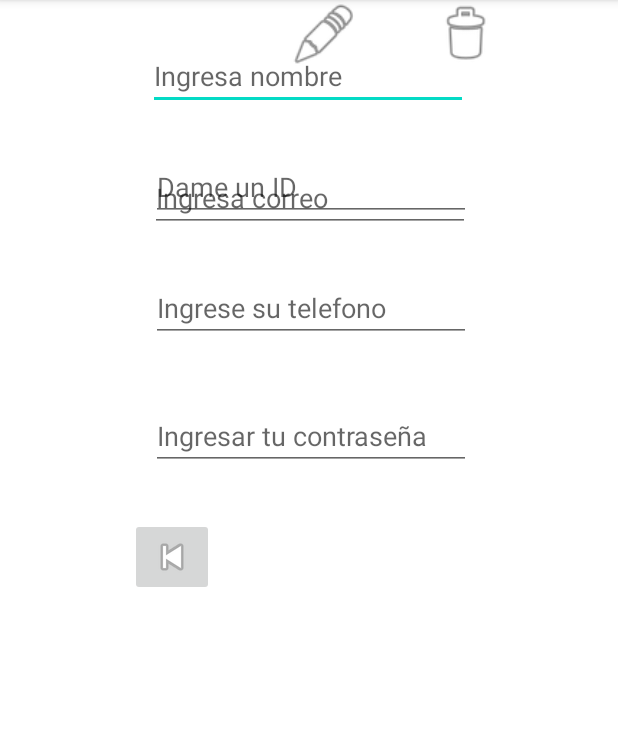
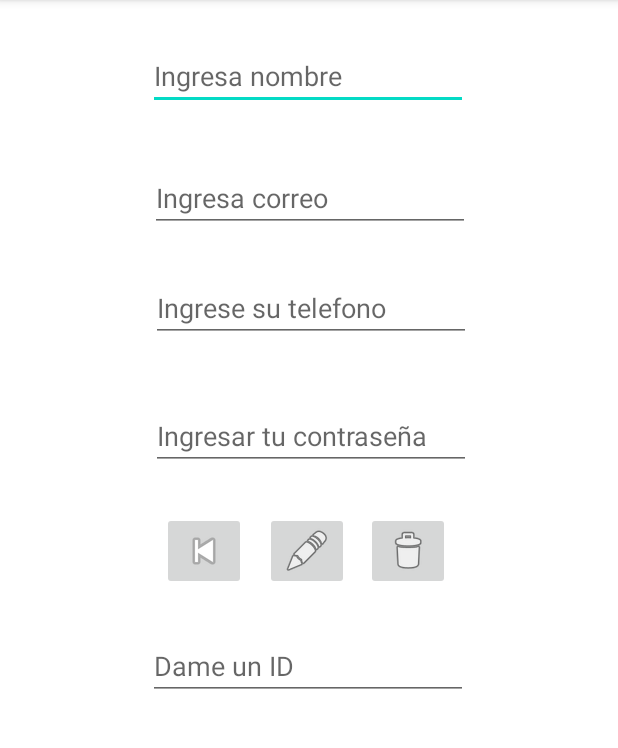
Before and after one commit to Alvaro-12/AndroidMysql, an Android app: the screen it shows after launch (RegistroActivity), after a tap on "ENVIAR ID", on a phone screen of 412 x 824 dp, the part 84-832 px from its top. Run offline under Robolectric (Android 15) with nearby library versions, the phone set to English and light mode, and no system bars; our stand-ins replace Volley; network calls fail.

```diff
--- a/app/src/main/java/com/example/android_mysql1/RegistroActivity.kt
+++ b/app/src/main/java/com/example/android_mysql1/RegistroActivity.kt
@@ -10,6 +10,7 @@ import com.android.volley.Request
 import com.android.volley.RequestQueue
 import com.android.volley.Response
 import com.android.volley.toolbox.JsonObjectRequest
+import com.android.volley.toolbox.StringRequest
 import com.android.volley.toolbox.Volley
 
 class RegistroActivity : AppCompatActivity() {
@@ -17,8 +18,11 @@ class RegistroActivity : AppCompatActivity() {
     private lateinit var etEmail:EditText
     private lateinit var etTelefono:EditText
     private lateinit var etPass:EditText
-    private lateinit var editID: EditText
-    private lateinit var id: EditText
+    private lateinit var etId:EditText
+
+    private lateinit var id:String
+
+    private lateinit var procesoEnCola:RequestQueue
 
     override fun onCreate(savedInstanceState: Bundle?) {
         super.onCreate(savedInstanceState)
@@ -28,30 +32,88 @@ class RegistroActivity : AppCompatActivity() {
         etEmail = findViewById(R.id.et_REmail)
         etTelefono = findViewById(R.id.et_Rtelefono)
         etPass = findViewById(R.id.et_RPass)
-        editID = findViewById(R.id.edit_id)
+        etId = findViewById(R.id.et_Id)
+        id = intent.getStringExtra("id").toString()
+        etId.setText(id)
 
+        cargarDatos()
+    }
+    fun cargarDatos(){
+        //llenarCampos()
 
-        val id:String? = intent.getStringExtra("id").toString()
-
-        val procesoEnCola: RequestQueue = Volley.newRequestQueue(this)
-        val url = "http://192.168.1.242/android_mysql1/registro.php?id=$id"
+        procesoEnCola= Volley.newRequestQueue(this)
+        val url = "http://192.168.1.242/android_mysql1/consulta.php?id=$id"
         val consulta = JsonObjectRequest(Request.Method.GET,url,null,
             Response.Listener { Respuesta->
+
                 etNombre.setText(Respuesta.getString("nombre"))
                 etEmail.setText(Respuesta.getString("email"))
                 etTelefono.setText(Respuesta.getString("telefono"))
                 etPass.setText(Respuesta.getString("pass"))
                 Toast.makeText(this,"Datos obtenidos",Toast.LENGTH_LONG).show()
             }, Response.ErrorListener { error->
-                Toast.makeText(this,"Datos obtenidos",Toast.LENGTH_LONG).show()
-            }
+                Toast.makeText(this,"Datos error de conexion: $error",Toast.LENGTH_LONG).show()
+            })
+        procesoEnCola.add(consulta)
+      }
+//
+    fun limpiarCampos(){
+        etNombre.setText("")
+        etEmail.setText("")
+        etTelefono.setText("")
+        etPass.setText("")
+        etId.setText("")
+    }
 
-            )
-        procesoEnCola.add(consulta)
-    }
 
     fun regresar(Vista: View){
         var ventana: Intent = Intent(this,MainActivity::class.java)
         startActivity(ventana)
     }
+
+
+//ELIMINA USUARIOS
+    fun eliminar(Vista: View){
+        val url = "http://192.168.1.242/android_mysql1/borrar.php"
+        procesoEnCola= Volley.newRequestQueue(this)
+        var resultadoPost = object :StringRequest(Request.Method.POST,url,
+            Response.Listener { Respuesta->
+                limpiarCampos()
+                Toast.makeText(this,"El usuario a sido eliminado",Toast.LENGTH_LONG).show()
+            }, Response.ErrorListener {
+                Toast.makeText(this,"Error al eliminar usuario",Toast.LENGTH_LONG).show()
+            }){
+            override fun getParams(): MutableMap<String, String>? {
+                val parametros = HashMap<String,String>()
+                parametros.put("id",etId.text.toString())
+                return parametros
+            }
+        }
+        procesoEnCola.add(resultadoPost)
+    }
+
+
+    //update usuarios
+    fun editar(Vista: View){
+        val url = "http://192.168.1.242/android_mysql1/editar.php"
+        procesoEnCola = Volley.newRequestQueue(this)
+        val resultadoPost = object : StringRequest(Request.Method.POST,url,
+            Response.Listener { respuesta->
+                Toast.makeText(this,"El usuario fue actualizado",Toast.LENGTH_LONG).show()
+            },Response.ErrorListener { error->
+                Toast.makeText(this,"Error al actualizar usuario",Toast.LENGTH_LONG).show()
+            }){
+            override fun getParams(): MutableMap<String, String>? {
+                val parametros = HashMap<String,String>()
+                parametros.put("id",etId.text.toString())
+                parametros.put("nombre",etNombre.text.toString())
+                parametros.put("email",etEmail.text.toString())
+                parametros.put("telefono",etTelefono.text.toString())
+                parametros.put("pass",etPass.text.toString())
+                return parametros
+
+            }
+        }
+        procesoEnCola.add(resultadoPost)
+    }
 }
--- a/app/src/main/res/layout/activity_main.xml
+++ b/app/src/main/res/layout/activity_main.xml
@@ -75,7 +75,7 @@
         android:layout_width="wrap_content"
         android:layout_height="wrap_content"
         android:layout_marginStart="100dp"
-        android:layout_marginTop="20dp"
+        android:layout_marginTop="28dp"
         android:onClick="enviarId"
         android:text="Enviar ID"
         app:layout_constraintStart_toStartOf="parent"
--- a/app/src/main/res/layout/activity_registro.xml
+++ b/app/src/main/res/layout/activity_registro.xml
@@ -63,43 +63,47 @@
         android:id="@+id/imageButton2"
         android:layout_width="wrap_content"
         android:layout_height="wrap_content"
-        android:layout_marginTop="32dp"
+        android:layout_marginStart="108dp"
+        android:layout_marginTop="28dp"
         android:onClick="regresar"
-        app:layout_constraintEnd_toStartOf="@+id/imageView"
-        app:layout_constraintHorizontal_bias="0.66"
         app:layout_constraintStart_toStartOf="parent"
         app:layout_constraintTop_toBottomOf="@+id/et_RPass"
         app:srcCompat="@android:drawable/ic_media_previous" />
 
-    <ImageView
-        android:id="@+id/imageView"
-        android:layout_width="57dp"
-        android:layout_height="46dp"
-        android:layout_marginEnd="40dp"
-        app:layout_constraintEnd_toStartOf="@+id/imageView2"
-        app:srcCompat="@android:drawable/ic_menu_edit"
-        tools:layout_editor_absoluteY="345dp" />
+    <ImageButton
+        android:id="@+id/imageButton4"
+        android:layout_width="wrap_content"
+        android:layout_height="wrap_content"
+        android:layout_marginTop="28dp"
+        android:onClick="editar"
+        app:layout_constraintEnd_toStartOf="@+id/imageButton5"
+        app:layout_constraintHorizontal_bias="0.517"
+        app:layout_constraintStart_toEndOf="@+id/imageButton2"
+        app:layout_constraintTop_toBottomOf="@+id/et_RPass"
+        app:srcCompat="@android:drawable/ic_menu_edit" />
 
-    <ImageView
-        android:id="@+id/imageView2"
-        android:layout_width="51dp"
-        android:layout_height="45dp"
-        android:layout_marginEnd="76dp"
+    <ImageButton
+        android:id="@+id/imageButton5"
+        android:layout_width="wrap_content"
+        android:layout_height="wrap_content"
+        android:layout_marginTop="28dp"
+        android:layout_marginEnd="112dp"
+        android:onClick="eliminar"
         app:layout_constraintEnd_toEndOf="parent"
-        app:srcCompat="@android:drawable/ic_menu_delete"
-        tools:layout_editor_absoluteY="346dp" />
+        app:layout_constraintTop_toBottomOf="@+id/et_RPass"
+        app:srcCompat="@android:drawable/ic_menu_delete" />
 
     <EditText
-        android:id="@+id/edit_id"
+        android:id="@+id/et_Id"
         android:layout_width="wrap_content"
         android:layout_height="wrap_content"
-        android:layout_marginTop="56dp"
+        android:layout_marginTop="28dp"
         android:ems="10"
         android:hint="Dame un ID"
         android:inputType="number"
         app:layout_constraintEnd_toEndOf="parent"
-        app:layout_constraintHorizontal_bias="0.507"
+        app:layout_constraintHorizontal_bias="0.497"
         app:layout_constraintStart_toStartOf="parent"
-        app:layout_constraintTop_toBottomOf="@+id/imageView" />
+        app:layout_constraintTop_toBottomOf="@+id/imageButton4" />
 
 </androidx.constraintlayout.widget.ConstraintLayout>
```
Also changed, not shown: app/src/main/java/com/example/android_mysql1/MainActivity.kt (+5 -5 lines), 5 other files.
